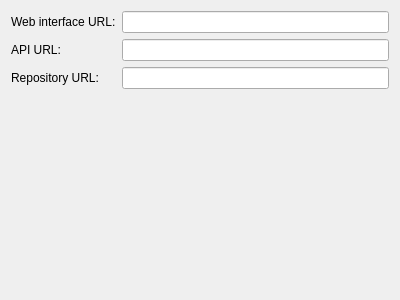
Before: the Qt Designer form src/ObsLightGui/ui/wizard_configServerUrl.ui in ronan22/obs-light, drawn with Qt 5.
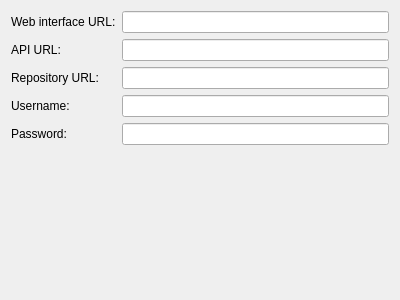
After: the same form once the commit is applied.

Commit message: - moved content of configServerCredentials wizard page to   configServerUrl - re-generated python wizard pages - improved server configuration checking in wizard

Patch:
```diff
--- a/src/ObsLightGui/ui/wizard_configServerUrl.ui
+++ b/src/ObsLightGui/ui/wizard_configServerUrl.ui
@@ -56,6 +56,26 @@
      </property>
     </widget>
    </item>
+   <item row="6" column="0">
+    <widget class="QLabel" name="label_5">
+     <property name="text">
+      <string>Username:</string>
+     </property>
+    </widget>
+   </item>
+   <item row="7" column="0">
+    <widget class="QLabel" name="label_4">
+     <property name="text">
+      <string>Password:</string>
+     </property>
+    </widget>
+   </item>
+   <item row="6" column="1">
+    <widget class="QLineEdit" name="usernameLineEdit"/>
+   </item>
+   <item row="7" column="1">
+    <widget class="QLineEdit" name="passwordLineEdit"/>
+   </item>
   </layout>
  </widget>
  <resources/>
```
The commit also changes 10 other files.
